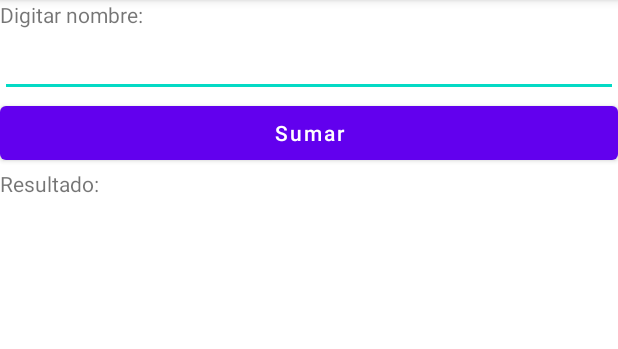
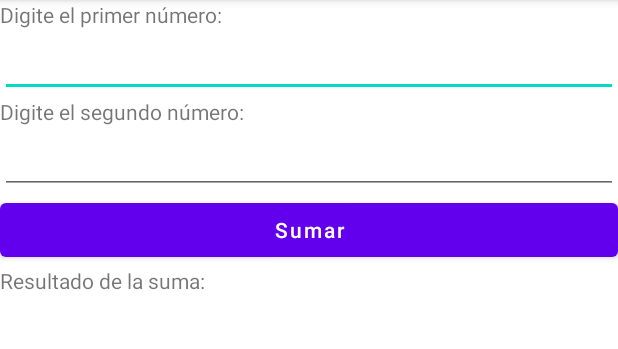
Before and after one commit to Alemau97/GuiasLabDSM, an Android app: the screen it shows after launch (MainActivity), on a phone screen of 412 x 824 dp, the part 84-433 px from its top. Run offline under Robolectric (Android 15) with nearby library versions, the light colour scheme and no system bars.

Commit message:
Ejercicio complementario terminado con éxito siuuuuu

```diff
--- a/Guia2New/Complementario/app/src/main/java/com/example/complementario/MainActivity.kt
+++ b/Guia2New/Complementario/app/src/main/java/com/example/complementario/MainActivity.kt
@@ -6,10 +6,9 @@ import android.widget.Button
 import android.widget.EditText
 import android.widget.TextView
 
-lateinit var nombre: EditText
 lateinit var num1: EditText
 lateinit var num2: EditText
-lateinit var enviar: Button
+lateinit var sumaRes: Button
 lateinit var resultado: TextView
 
 class MainActivity : AppCompatActivity() {
@@ -17,16 +16,17 @@ class MainActivity : AppCompatActivity() {
         super.onCreate(savedInstanceState)
         setContentView(R.layout.activity_main)
 
-        nombre = findViewById(R.id.TxtNombre)
         num1 = findViewById(R.id.TxtNum1)
         num2 = findViewById(R.id.TxtNum2)
-        enviar = findViewById(R.id.BtnSumar)
+        sumaRes = findViewById(R.id.BtnSumar)
         resultado = findViewById(R.id.LlbResultado)
 
-        enviar.setOnClickListener{
+        sumaRes.setOnClickListener{
 
-            var nombreUsuario: String = nombre.text.toString()
-            resultado.setText(nombreUsuario)
+            var primerN: Float = num1.text.toString().toFloat()
+            var segundoN: Float = num2.text.toString().toFloat()
+            var sumaResultado = primerN + segundoN
+            resultado.setText("Suma de: " +primerN+ " + " +segundoN + " = " +sumaResultado.toString())
         }
     }
 }
--- a/Guia2New/Complementario/app/src/main/res/layout/activity_main.xml
+++ b/Guia2New/Complementario/app/src/main/res/layout/activity_main.xml
@@ -6,15 +6,27 @@
     android:layout_height="match_parent"
     android:orientation="vertical">
     <TextView
-        android:id="@+id/LlbNombre"
+        android:id="@+id/LlbNum"
         android:layout_width="match_parent"
         android:layout_height="wrap_content"
-        android:text="@string/nombre"/>
+        android:text="@string/num1"/>
     <EditText
-        android:id="@+id/TxtNombre"
+        android:id="@+id/TxtNum1"
         android:layout_width="match_parent"
         android:layout_height="wrap_content"
-        android:inputType="text"/>
+        android:inputType="numberDecimal"
+        />
+    <TextView
+        android:id="@+id/LlbNum2"
+        android:layout_width="match_parent"
+        android:layout_height="wrap_content"
+        android:text="@string/num2"/>
+    <EditText
+        android:id="@+id/TxtNum2"
+        android:layout_width="match_parent"
+        android:layout_height="wrap_content"
+        android:inputType="numberDecimal"
+        />
     <Button
         android:id="@+id/BtnSumar"
         android:layout_width="match_parent"
--- a/Guia2New/Complementario/app/src/main/res/values/strings.xml
+++ b/Guia2New/Complementario/app/src/main/res/values/strings.xml
@@ -1,7 +1,6 @@
 <resources>
     <string name="app_name">Complementario</string>
-    <string name="resultado">Resultado:</string>
-    //<string name="nombre">Digitar nombre:</string>
+    <string name="resultado">Resultado de la suma:</string>
     <string name="num1">Digite el primer número: </string>
     <string name="num2">Digite el segundo número: </string>
     <string name="suma">Sumar</string>
```
